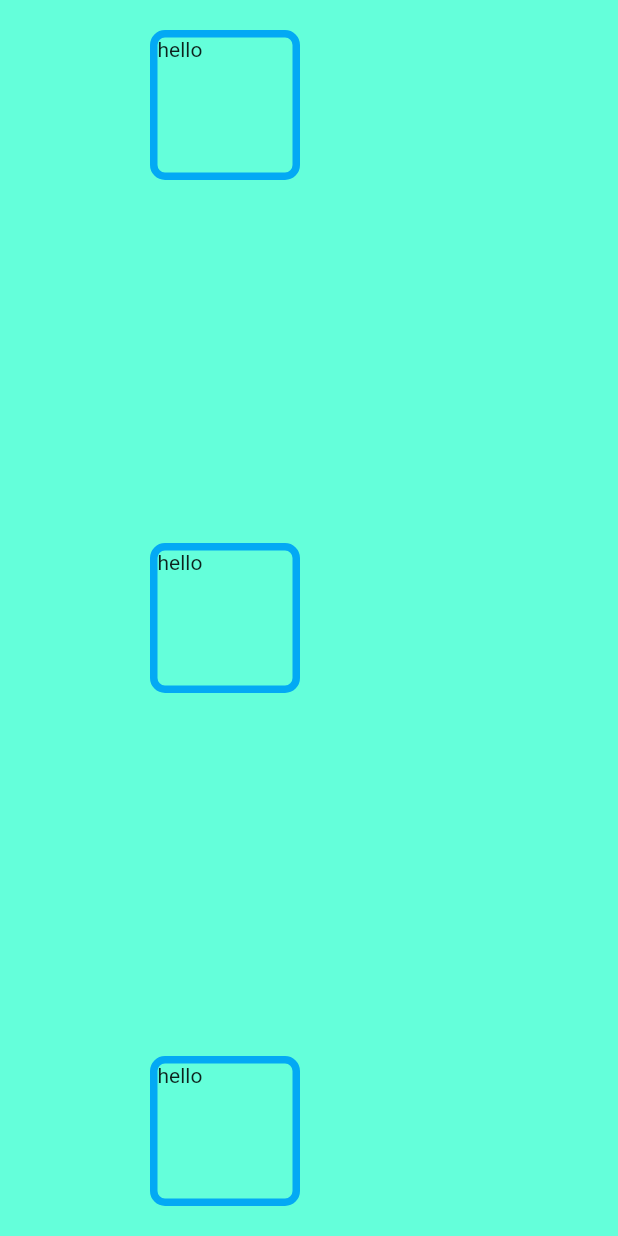
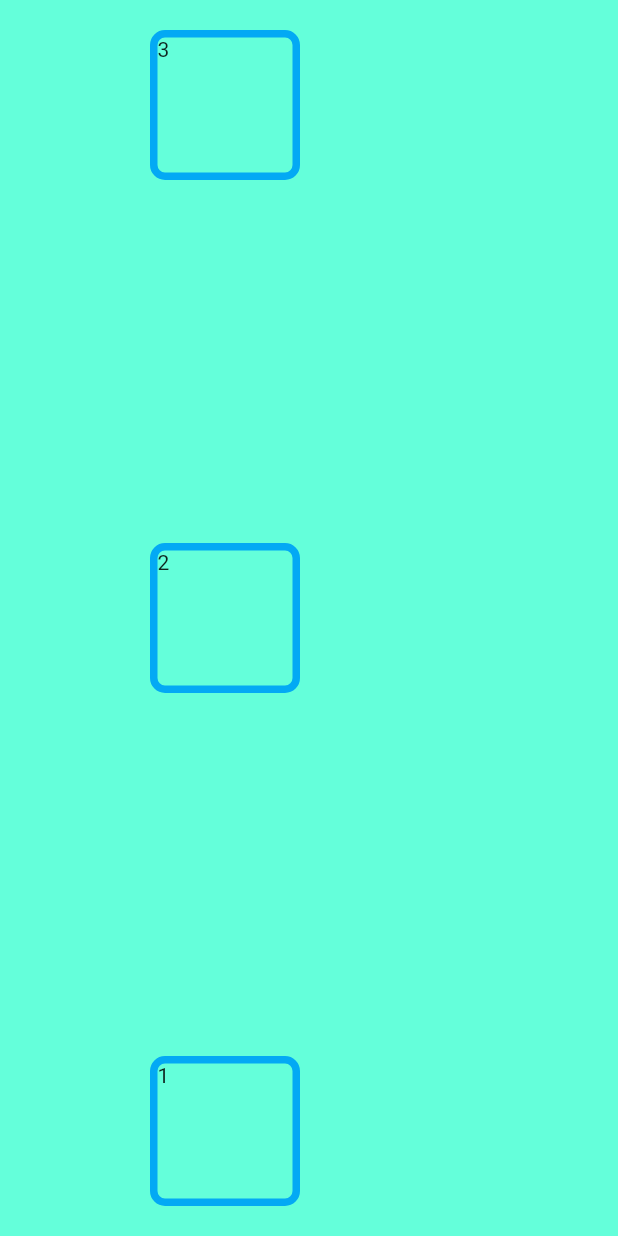
Before and after one commit to thomastt123/mi_card, a Flutter app: the screen it shows after launch, on a phone screen of 412 x 824 dp. Run offline on Flutter 3.47's test engine with Material 2 defaults, Android fonts, the phone set to English and light mode, and no system bars.

Commit message:
set 1, 2, 3 ipv hello

```diff
--- a/lib/main.dart
+++ b/lib/main.dart
@@ -24,7 +24,23 @@ class MyApp extends StatelessWidget {
             children: [
               Container(
                 // color: Colors.white,
-                child: Text('hello'),
+                child: Text('1'),
+                decoration: BoxDecoration(
+                  border: Border.all(
+                      color: Colors.lightBlue,
+                      width: 5,
+                      style: BorderStyle.solid),
+                  borderRadius: BorderRadius.all(
+                    Radius.circular(10),
+                  ),
+                ),
+                height: 100.0,
+                margin: EdgeInsets.symmetric(vertical: 20.0, horizontal: 100.0),
+                width: 100.0,
+              ),
+              Container(
+                // color: Colors.white,
+                child: Text('2'),
                 decoration: BoxDecoration(
                     border: Border.all(
                         color: Colors.lightBlue,
@@ -39,22 +55,7 @@ class MyApp extends StatelessWidget {
               ),
               Container(
                 // color: Colors.white,
-                child: Text('hello'),
-                decoration: BoxDecoration(
-                    border: Border.all(
-                        color: Colors.lightBlue,
-                        width: 5,
-                        style: BorderStyle.solid),
-                    borderRadius: BorderRadius.all(
-                      Radius.circular(10),
-                    )),
-                height: 100.0,
-                margin: EdgeInsets.symmetric(vertical: 20.0, horizontal: 100.0),
-                width: 100.0,
-              ),
-              Container(
-                // color: Colors.white,
-                child: Text('hello'),
+                child: Text('3'),
                 decoration: BoxDecoration(
                     border: Border.all(
                         color: Colors.lightBlue,
```
